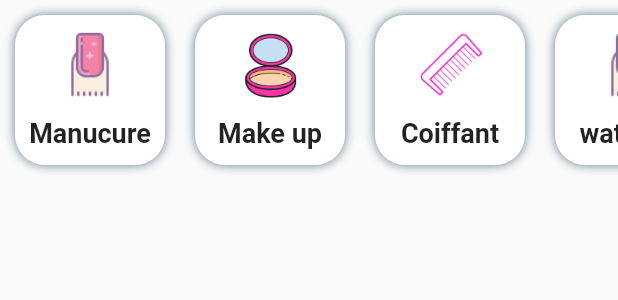
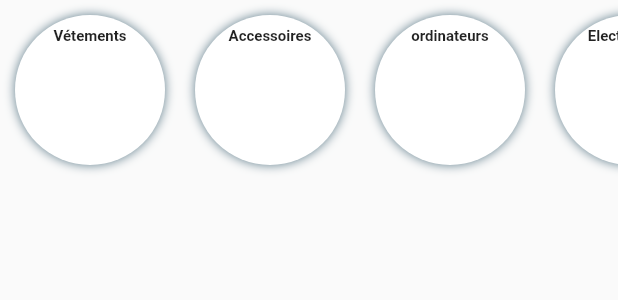
Before and after one commit to HAFDIAHMED/Planet_Discounts, a Flutter app: the Category widget shown alone on an empty page, opened directly, on a phone screen of 412 x 824 dp. Shown: the top 300 px of the screen. Run offline on Flutter 3.47's test engine with Material 2 defaults, Android fonts, the phone set to English and light mode, and no system bars; our stand-ins replace carousel_pro, font_awesome_flutter; missing offline and left inert: contactus, gradual_stepper; network calls fail.

Commit message:
new changes

```diff
--- a/lib/common_widget/DrawerWidget.dart
+++ b/lib/common_widget/DrawerWidget.dart
@@ -6,6 +6,7 @@ import '../screens/contact.dart';
 import '../screens/signup.dart';
 import '../screens/notifications.dart';
 import '../widgets/semilac.dart';
+import '../screens/product_screens_grid.dart';
 
 class DrawerWidget extends StatefulWidget {
   @override
@@ -41,7 +42,7 @@ class _DrawerWidgetState extends State<DrawerWidget> {
                 text: 'Produits',
                 onTap: () => Navigator.push(
                       context,
-                      MaterialPageRoute(builder: (context) => SEMILAC()),
+                      MaterialPageRoute(builder: (context) => PdtSGride()),
                     )),
             _createDrawerItem(
                 icon: Icons.shopping_basket,
--- a/lib/common_widget/TopPromoSlider.dart
+++ b/lib/common_widget/TopPromoSlider.dart
@@ -34,7 +34,7 @@ class TopPromoSlider extends StatelessWidget {
             ],
             dotSize: 4.0,
             dotSpacing: 15.0,
-            dotColor: Colors.purple,
+            dotColor: Colors.orange,
             indicatorBgPadding: 5.0,
             dotBgColor: Colors.black54.withOpacity(0.2),
             borderRadius: true,
--- a/lib/screens/signup.dart
+++ b/lib/screens/signup.dart
@@ -1,8 +1,6 @@
 import 'package:flutter/material.dart';
 
 class SingUp extends StatelessWidget {
-  static const routeName = '/cart';
-
   @override
   Widget build(BuildContext context) {
     return Scaffold(
--- a/lib/widgets/category.dart
+++ b/lib/widgets/category.dart
@@ -9,35 +9,35 @@ class Category extends StatelessWidget {
       height: 120,
       child: ListView(scrollDirection: Axis.horizontal, children: <Widget>[
         CategoryCard(
-            Image(
+            /*Image(
               image: AssetImage('assets/icons/icons8-manicure.png'),
               width: 50,
-            ),
-            'Manucure'),
+            ),*/
+            'Vétements'),
         CategoryCard(
-            Image(
+            /*Image(
               image: AssetImage('assets/icons/icons8-face-powder-100.png'),
               width: 50,
-            ),
-            'Make up'),
+            ),*/
+            'Accessoires'),
         CategoryCard(
-            Image(
+            /* Image(
               image: AssetImage('assets/icons/icons8-comb-100.png'),
               width: 50,
-            ),
-            'Coiffant'),
+            ),*/
+            'ordinateurs'),
         CategoryCard(
-            Image(
+            /*Image(
               image: AssetImage('assets/icons/icons8-manicure.png'),
               width: 50,
-            ),
-            'watches'),
+            ),*/
+            'Electronique'),
         CategoryCard(
-            Image(
+            /*Image(
               image: AssetImage('assets/icons/icons8-manicure.png'),
               width: 50,
-            ),
-            'Iphone'),
+            ),*/
+            'Bagages et sacs'),
       ]),
     );
   }
--- a/lib/widgets/category_card.dart
+++ b/lib/widgets/category_card.dart
@@ -2,17 +2,19 @@ import 'package:flutter/material.dart';
 import 'package:flutter/src/widgets/basic.dart';
 
 class CategoryCard extends StatelessWidget {
-  final Image image;
+  //final Image image;
   final String name;
-  CategoryCard(this.image, this.name);
+  /*this.image,*/
+  CategoryCard(this.name);
   @override
   Widget build(BuildContext context) {
     return Padding(
       padding: const EdgeInsets.all(10.0),
       child: Container(
           decoration: BoxDecoration(
+            shape: BoxShape.circle,
             color: Colors.white,
-            borderRadius: BorderRadius.circular(20),
+            //borderRadius: BorderRadius.circular(20),
             boxShadow: [BoxShadow(blurRadius: 5, color: Colors.blueGrey)],
           ),
           width: 100,
@@ -20,12 +22,12 @@ class CategoryCard extends StatelessWidget {
             padding: const EdgeInsets.all(8.0),
             child: Column(
               children: <Widget>[
-                image,
-                SizedBox(
+                //image,
+                /*SizedBox(
                   height: 10,
-                ),
+                ),*/
                 Text(name,
-                    style: TextStyle(fontSize: 18, fontWeight: FontWeight.bold))
+                    style: TextStyle(fontSize: 10, fontWeight: FontWeight.bold))
               ],
             ),
           )),
--- a/lib/widgets/pdt_item.dart
+++ b/lib/widgets/pdt_item.dart
@@ -47,7 +47,8 @@ class PdtItem extends StatelessWidget {
 
                 //Image.network(imageUrl),
                 footer: GridTileBar(
-                  title: Text(name, style: TextStyle(color: Colors.black)),
+                  title:
+                      Text(pdt.category, style: TextStyle(color: Colors.black)),
                   trailing: IconButton(
                       icon: Icon(
                         Icons.add_shopping_cart,
```
Also changed, not shown: lib/screens/homepage.dart (+9 -0 lines), lib/screens/product_screens_grid.dart (added, +34 -0 lines).
